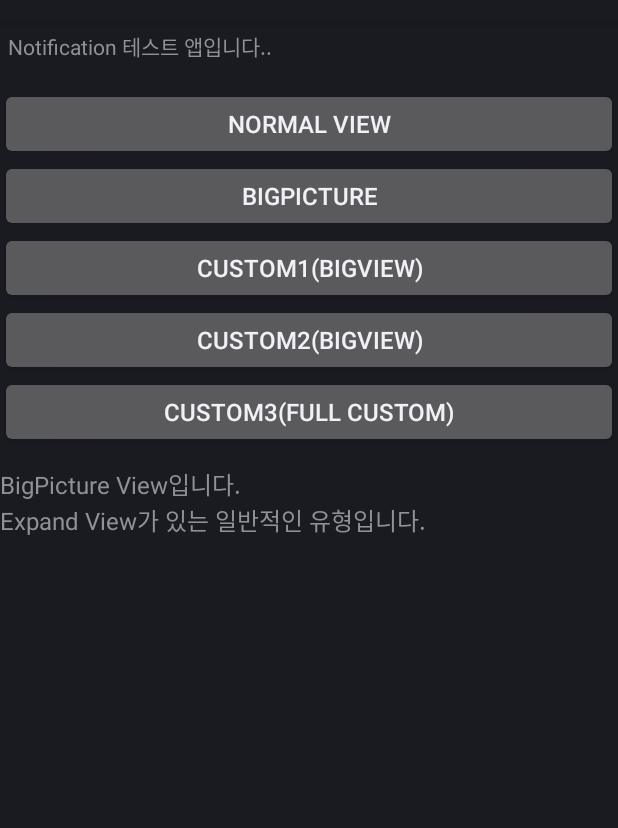
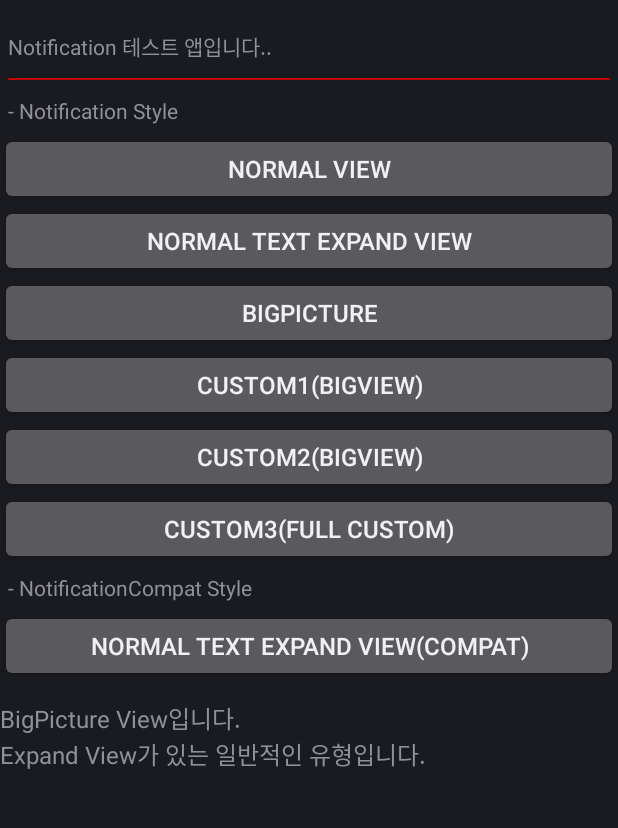
Before and after one commit to seongchan/Sample_CustomNoti, an Android app: the screen it shows after launch (MainActivity), after a tap on "BIGPICTURE", on a phone screen of 412 x 824 dp, the part 62-890 px from its top. Run offline under Robolectric (Android 15) with nearby library versions, the phone set to English and light mode, and no system bars; 2 other taps on this screen came first.

Commit message:
샘플코드 수정  - bigText 추가 안드로이드 SDK 환경 수정

```diff
--- a/app/src/main/java/com/clipandbooks/sample/custumnoti/MainActivity.java
+++ b/app/src/main/java/com/clipandbooks/sample/custumnoti/MainActivity.java
@@ -8,10 +8,9 @@ import android.content.Context;
 import android.graphics.Bitmap;
 import android.graphics.BitmapFactory;
 import android.media.RingtoneManager;
-import android.os.Build;
+import android.os.Bundle;
 import android.support.v4.app.NotificationCompat;
 import android.support.v4.app.NotificationManagerCompat;
-import android.os.Bundle;
 import android.text.Html;
 import android.view.View;
 import android.widget.Button;
@@ -30,15 +29,16 @@ public class MainActivity extends Activity {
     private Notification.Builder mBuilder;
     private NotificationManager notiManager;
 
-    // for Android Wear
     private NotificationCompat.Builder mBuilderCompat;
     private NotificationManagerCompat notiManagerCompat;
     private final int mNotificationCompatId 		= 10002;
 
-    Notification.BigPictureStyle mBigStyle;
+    private Notification.BigPictureStyle mBigStyle;
+    private Notification.BigTextStyle mBigTextStyle;
+    private NotificationCompat.BigTextStyle mCompacBigTextStyle;
 
-    String mCustomTitle = "Title with <font color='#ff0000'>Color</font> and <strong>Bold</strong>";
-    String mCustomText = "Text with <font color='#ff0000'>Color</font> and <strong>Bold</strong>";
+    private String mCustomTitle = "Title with <font color='#ff0000'>Color</font> and <strong>Bold</strong>";
+    private String mCustomText = "Text with <font color='#ff0000'>Color</font> and <strong>Bold</strong>";
 
     @Override
     protected void onCreate(Bundle savedInstanceState) {
@@ -47,11 +47,11 @@ public class MainActivity extends Activity {
 
         mContext = this;
 
+
+        mInfomationView = (TextView)findViewById(R.id.info_view);
         bigIcon1 = BitmapFactory.decodeResource(mContext.getResources(), R.drawable.ic_big1);
         bigIcon2 = BitmapFactory.decodeResource(mContext.getResources(),R.drawable.ic_big2);
         bigPicture = BitmapFactory.decodeResource(mContext.getResources(),R.drawable.expand_view_image);
-
-        mInfomationView = (TextView)findViewById(R.id.info_view);
 
         // Notification : Normal
         mBtn1 = (Button)findViewById(R.id.btn1);
@@ -74,11 +74,15 @@ public class MainActivity extends Activity {
         mBtn5.setOnClickListener(new BtnClickListener1());
 
         mBtn6 = (Button)findViewById(R.id.btn6);
-        mBtn6.setOnClickListener(new BtnClickListener2());
+        mBtn6.setOnClickListener(new BtnClickListener1());
+
+        mBtn7 = (Button)findViewById(R.id.btn7);
+        mBtn7.setOnClickListener(new BtnClickListener2());
 
 
     }
 
+    // System Default (API 19 Over)
     private class BtnClickListener1 implements View.OnClickListener {
 
         @TargetApi(19)
@@ -91,7 +95,7 @@ public class MainActivity extends Activity {
                     mBuilder.setContentTitle(getString(R.string.noti_title))                      // Notification 제목 (기본 View 에서)
                             .setContentText(getString(R.string.noti_context))           // Notification 내용
                             .setTicker(getString(R.string.noti_ticker))                 // Notify될때 Status bar에 노출되는 티커 문구
-                                    //.setSmallIcon(R.drawable.ic_stat_name)                      // Status bar noti Icon. 일반 아이콘을 쓰면 Noti ticker 출력 시 Ref폰에서 아이콘 짤림 (24pixel)
+                            .setSmallIcon(R.drawable.ic_stat_name)                      // Status bar noti Icon. 일반 아이콘을 쓰면 Noti ticker 출력 시 Ref폰에서 아이콘 짤림 (24pixel)
                             .setSmallIcon(R.mipmap.ic_launcher)                           // Noti Icon을 launcher 아이콘으로 대체해도 무방 (Nexus6P 마쉬맬로우 단말 기준
                             .setDefaults(Notification.DEFAULT_VIBRATE)                  // Noti 진동
                             .setSound(RingtoneManager.getDefaultUri(RingtoneManager.TYPE_NOTIFICATION));    // 알람음.
@@ -111,23 +115,21 @@ public class MainActivity extends Activity {
 
                     // BigPicture Style 정의
                     mBigStyle = new Notification.BigPictureStyle();
-                    mBigStyle.setBigContentTitle(getString(R.string.noti_title_big));
-                    mBigStyle.setSummaryText(getString(R.string.noti_context_big));
+                    mBigStyle.setBigContentTitle(getString(R.string.noti_title_exp));
+                    mBigStyle.setSummaryText(getString(R.string.noti_context_summary));
                     mBigStyle.bigPicture(bigPicture);
 
                     // 축소되어서 보일때의 View
                     mBuilder = new Notification.Builder(mContext);
                     mBuilder.setContentTitle(getString(R.string.noti_title))
                             .setContentText(getString(R.string.noti_context))
-                            //.setSmallIcon(R.drawable.ic_stat_name)
+                            .setSmallIcon(R.drawable.ic_stat_name)
                             .setSmallIcon(R.mipmap.ic_launcher)                           // Noti Icon을 launcher 아이콘으로 대체해도 무방 (Nexus6P 마쉬맬로우 단말 기준
                             .setTicker(getString(R.string.noti_ticker))
                             .setLargeIcon(bigIcon1)
                             .setDefaults(Notification.DEFAULT_VIBRATE)
                             .setSound(RingtoneManager.getDefaultUri(RingtoneManager.TYPE_NOTIFICATION))
                             .setStyle(mBigStyle);  //확장된 View에서 사용할 스타일 설정(Big Picture)
-
-
                     notiManager = (NotificationManager)getSystemService(NOTIFICATION_SERVICE);
                     notiManager.notify(mNotificationId, mBuilder.build());
                     mInfomationView.setText(getString(R.string.noti_2_description));
@@ -150,7 +152,7 @@ public class MainActivity extends Activity {
                     // 축소되어서 보일때의 View
                     mBuilder.setContentTitle(getString(R.string.noti_title))
                             .setContentText(getString(R.string.noti_context))
-                            //.setSmallIcon(R.drawable.ic_stat_name)
+                            .setSmallIcon(R.drawable.ic_stat_name)
                             .setSmallIcon(R.mipmap.ic_launcher)                           // Noti Icon을 launcher 아이콘으로 대체해도 무방 (Nexus6P 마쉬맬로우 단말 기준
                             .setTicker(getString(R.string.noti_ticker))
                             .setLargeIcon(bigIcon2)
@@ -234,27 +236,60 @@ public class MainActivity extends Activity {
                     notiManager.notify(mNotificationId, noti3);
                     mInfomationView.setText(getString(R.string.noti_5_description));
                     break;
+
+                case R.id.btn6 :
+                    mBigTextStyle = new Notification.BigTextStyle();
+                    mBigTextStyle.setBigContentTitle(getString(R.string.noti_title_exp));
+                    mBigTextStyle.setSummaryText(getString(R.string.noti_context_summary));
+                    mBigTextStyle.bigText(getString(R.string.noti_context_exp));
+
+                    mBuilder = new Notification.Builder(mContext);
+                    mBuilder.setContentTitle(getString(R.string.noti_title))
+                            .setContentText(getString(R.string.noti_context))
+                            //.setSmallIcon(R.drawable.ic_stat_name)
+                            .setSmallIcon(R.mipmap.ic_launcher)                           // Noti Icon을 launcher 아이콘으로 대체해도 무방 (Nexus6P 마쉬맬로우 단말 기준
+                            .setTicker(getString(R.string.noti_ticker))
+                            .setLargeIcon(bigIcon1)
+                            .setDefaults(Notification.DEFAULT_VIBRATE)
+                            .setSound(RingtoneManager.getDefaultUri(RingtoneManager.TYPE_NOTIFICATION))
+                            .setStyle(mBigTextStyle);  //확장된 View에서 사용할 스타일 설정(Big Picture)
+
+
+                    notiManager = (NotificationManager)getSystemService(NOTIFICATION_SERVICE);
+                    notiManager.notify(mNotificationId, mBuilder.build());
+                    mInfomationView.setText(getString(R.string.noti_6_description));
+                    break;
+
             }
         }
     }
 
+
+    // compact style Code
     private class BtnClickListener2 implements View.OnClickListener {
 
         @Override
         public void onClick(View v) {
             // TODO Auto-generated method stub
             switch(v.getId()) {
-                case R.id.btn6 :
+                case R.id.btn7 :
+
+                    mCompacBigTextStyle = new NotificationCompat.BigTextStyle();
+                    mCompacBigTextStyle.setBigContentTitle(getString(R.string.noti_title_exp));
+                    mCompacBigTextStyle.setSummaryText(getString(R.string.noti_context_summary));
+                    mCompacBigTextStyle.bigText(getString(R.string.noti_context_exp));
+
 
                     mBuilderCompat = new NotificationCompat.Builder(mContext);
-                    mBuilderCompat.setContentTitle(mCustomTitle)
+                    mBuilderCompat.setContentTitle(getString(R.string.noti_title))
                             .setContentText(getString(R.string.noti_context))           // Notification 내용
                             .setTicker(getString(R.string.noti_ticker))                 // Notify될때 Status bar에 노출되는 티커 문구
-                            //.setSmallIcon(R.drawable.ic_stat_name)                      // Status bar noti Icon. 일반 아이콘을 쓰면 Noti ticker 출력 시 Ref폰에서 아이콘 짤림 (24pixel)
+                            .setSmallIcon(R.drawable.ic_stat_name)                      // Status bar noti Icon. 일반 아이콘을 쓰면 Noti ticker 출력 시 Ref폰에서 아이콘 짤림 (24pixel)
                             .setSmallIcon(R.mipmap.ic_launcher)                           // Noti Icon을 launcher 아이콘으로 대체해도 무방 (Nexus6P 마쉬맬로우 단말 기준
                             .setDefaults(Notification.DEFAULT_VIBRATE)                  // Noti 진동
                             .setSound(RingtoneManager.getDefaultUri(RingtoneManager.TYPE_NOTIFICATION));    // 알람음.
                     mBuilderCompat.setLargeIcon(bigIcon1);
+                    mBuilderCompat.setStyle(mCompacBigTextStyle);
 
                     notiManagerCompat = NotificationManagerCompat.from(mContext);
                     notiManagerCompat.notify(mNotificationCompatId, mBuilderCompat.build());
--- a/app/src/main/res/layout/activity_main.xml
+++ b/app/src/main/res/layout/activity_main.xml
@@ -12,7 +12,15 @@
     <View
         android:layout_width="match_parent"
         android:layout_height="1dp"
+        android:layout_margin="5dp"
+        android:background="#C00000"/>
+
+    <TextView
+        android:layout_width="match_parent"
+        android:layout_height="wrap_content"
+        android:text="@string/description_sub1"
         android:layout_margin="5dp" />
+
     <Button
         android:id="@+id/btn1"
         android:layout_width="match_parent"
@@ -20,43 +28,55 @@
         android:textSize="16sp"
         android:text="@string/btn1" />
     <Button
+        android:id="@+id/btn6"
+        android:layout_width="match_parent"
+        android:layout_height="48dp"
+        android:textSize="16sp"
+        android:text="@string/btn6"
+        android:visibility="visible"/>
+    <Button
         android:id="@+id/btn2"
         android:layout_width="match_parent"
         android:layout_height="48dp"
         android:textSize="16sp"
         android:text="@string/btn2" />
-     <Button
+    <Button
         android:id="@+id/btn3"
         android:layout_width="match_parent"
         android:layout_height="48dp"
         android:textSize="16sp"
         android:text="@string/btn3" />
-     <Button
+    <Button
         android:id="@+id/btn4"
         android:layout_width="match_parent"
         android:layout_height="48dp"
         android:textSize="16sp"
         android:text="@string/btn4" />
-     <Button
+    <Button
         android:id="@+id/btn5"
         android:layout_width="match_parent"
         android:layout_height="48dp"
         android:textSize="16sp"
         android:text="@string/btn5" />
 
+    <TextView
+        android:layout_width="match_parent"
+        android:layout_height="wrap_content"
+        android:text="@string/description_sub2"
+        android:layout_margin="5dp"/>
+
+    <Button
+        android:id="@+id/btn7"
+        android:layout_width="match_parent"
+        android:layout_height="48dp"
+        android:textSize="16sp"
+        android:text="@string/btn7"
+        android:visibility="visible"/>
+
     <View
         android:layout_width="match_parent"
         android:layout_height="1dp"
         android:layout_margin="5dp" />
-
-   <Button
-        android:id="@+id/btn6"
-        android:layout_width="match_parent"
-        android:layout_height="48dp"
-        android:textSize="16sp"
-        android:text="@string/btn6"
-        android:visibility="gone"/>
-
      <TextView
          android:id="@+id/info_view"
          android:layout_width="match_parent"
--- a/app/src/main/res/values/strings.xml
+++ b/app/src/main/res/values/strings.xml
@@ -1,23 +1,26 @@
 <resources>
     <string name="app_name">Notification Test</string>
     <string name="description">Notification 테스트 앱입니다.. </string>
+    <string name="description_sub1"> - Notification Style</string>
+    <string name="description_sub2"> - NotificationCompat Style</string>
     <string name="btn1">Normal View </string>
     <string name="btn2">BigPicture</string>
     <string name="btn3">Custom1(Bigview)</string>
     <string name="btn4">Custom2(BigView)</string>
     <string name="btn5">Custom3(Full Custom)</string>
-    <string name="btn6">compat USE(Normal View)</string>
-    <string name="btn7">compat USE(BigPicuture)</string>
-    <string name="noti_title">Normal View의 제목입니다.</string>
-    <string name="noti_context">Normal View의 내용입니다.</string>
-    <string name="noti_ticker">Ticker.........:)  :)  ..</string>
-    <string name="noti_title_big">Expand View의 제목입니다.</string>
-    <string name="noti_context_big">Expand View의 내용입니다.</string>
+    <string name="btn6">Normal Text Expand View</string>
+    <string name="btn7">Normal Text Expand View(Compat)</string>
+    <string name="noti_title">제목입니다</string>
+    <string name="noti_context">내용입니다</string>
+    <string name="noti_ticker">Notification Ticker.........:)..:)..)</string>
+    <string name="noti_title_exp">Expand View의 제목입니다.</string>
+    <string name="noti_context_exp">Expand View의 내용입니다.\nDoes your lorem ipsum text long for something a little meatier?\nGive our generator a try… it’s tasty!</string>
+    <string name="noti_context_summary">Expand View의 요약입니다</string>
     <string name="noti_1_description">Normal View 입니다.\nExpand View가 없는 유형입니다.</string>
     <string name="noti_2_description">BigPicture View입니다.\nExpand View가 있는 일반적인 유형입니다.</string>
     <string name="noti_3_description">Custom Expand View 입니다.\nSmall View는 유지하되, Expand View만 커스텀되어 있습니다.\nBigPicture와 유사하나 Title과 Context가 없습니다.</string>
     <string name="noti_4_description">Custom Expand View 입니다.\nSmall View는 유지하되, Expand View만 커스텀되어 있습니다.\n별도의 layout을 구성하는 경우입니다.</string>
     <string name="noti_5_description">Full Custom View 입니다.\nSmall, Expand View 모두 커스텀 한 경우입니다.</string>
-    <string name="noti_6_description">XXXcompat 클래스 사용예입니다.\nNormal View 예제입니다.</string>
-    <string name="noti_7_description">XXXcompat 클래스 사용예입니다.\nExpand View 예제입니다.</string>
+    <string name="noti_6_description">Normal Expand View 예제입니다.</string>
+    <string name="noti_7_description">Normal Expand View 예제입니다.(compat사용</string>
 </resources>
```
Also changed, not shown: app/build.gradle (+6 -6 lines), build.gradle (+6 -1 lines), gradle/wrapper/gradle-wrapper.properties.
